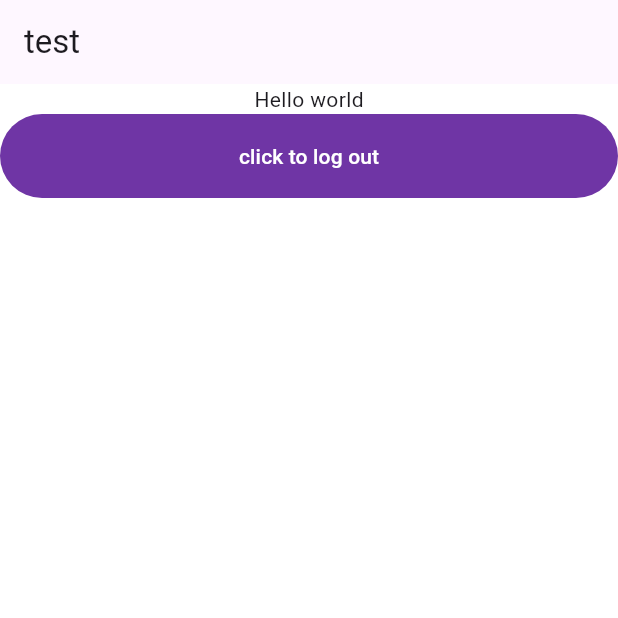
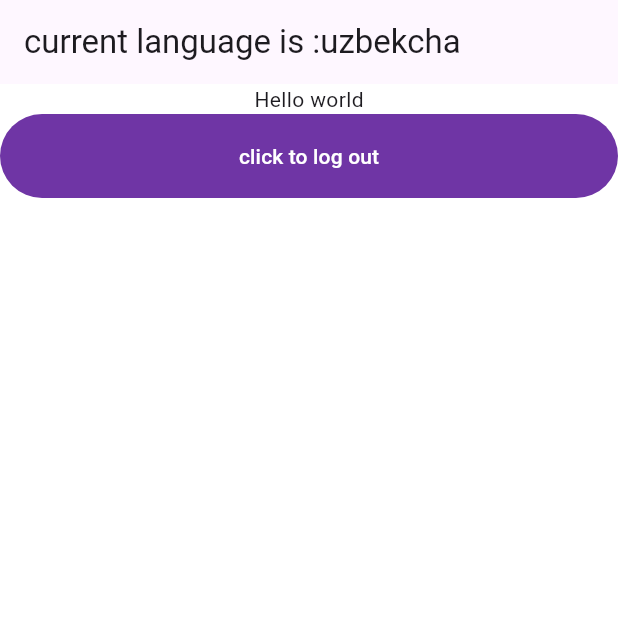
Before and after one commit to Alfraganus/remindMeMobile, a Flutter app: the screen it shows after launch, on a phone screen of 412 x 824 dp, the top half of it. Run offline on Flutter 3.47's test engine with Material 3 defaults, Android fonts, the phone set to English and light mode, and no system bars; our stand-ins replace auto_route, bloc, flutter_bloc, flutter_svg, shared_preferences; generated files the repository leaves out were written again.

Commit message:
multi language is done

```diff
--- /dev/null
+++ b/remindme/l10n.yaml
@@ -0,0 +1,4 @@
+arb-dir: lib/l10n
+template-arb-file: app_en
+  .arb
+output-localization-file: app_localizations.dart
--- a/remindme/lib/Test.dart
+++ b/remindme/lib/Test.dart
@@ -2,6 +2,8 @@ import 'package:auto_route/auto_route.dart';
 import 'package:flutter/cupertino.dart';
 import 'package:flutter/material.dart';
 import 'package:shared_preferences/shared_preferences.dart';
+import 'package:flutter_localizations/flutter_localizations.dart';
+import 'package:flutter_gen/gen_l10n/app_localizations.dart';
 
 @RoutePage()
 class Test extends StatelessWidget {
@@ -11,7 +13,7 @@ class Test extends StatelessWidget {
   Widget build(BuildContext context) {
     return Scaffold(
       appBar: AppBar(
-        title: Text('test'),
+        title: Text('current language is :'+AppLocalizations.of(context)!.language),
       ),
       body: Column(
         children: [
--- /dev/null
+++ b/remindme/lib/l10n/app_en.arb
@@ -0,0 +1,7 @@
+{
+"language" : "english",
+"@language":{
+"description":"the current language"
+},
+"helloworld":"Hello world"
+}
--- /dev/null
+++ b/remindme/lib/l10n/app_uz.arb
@@ -0,0 +1,7 @@
+{
+"language" : "uzbekcha",
+"@language":{
+"description":"hozirgi kuchli til"
+},
+"helloworld":"salom dunyo"
+}
--- /dev/null
+++ b/remindme/lib/l10n/l10n.dart
@@ -0,0 +1,9 @@
+import 'dart:ui';
+
+class L10n {
+  static final all = [
+    const Locale('en'),
+    const Locale('ru'),
+    const Locale('uz'),
+  ];
+}
--- a/remindme/lib/login/Screens/Login/components/login_form.dart
+++ b/remindme/lib/login/Screens/Login/components/login_form.dart
@@ -65,8 +65,7 @@ class LoginForm extends StatelessWidget {
                 );
                 if(authSend.statusCode == 200) {
                   BlocProvider.of<TestCubit>(context).authIsSuccessfull();
-                  context.router.pushNamed('/alfra');
-
+                  context.router.pushNamed('/');
                 } else {
                   BlocProvider.of<TestCubit>(context).authIsNotSuccessfull();
                   showDialog(
--- a/remindme/lib/main.dart
+++ b/remindme/lib/main.dart
@@ -1,7 +1,9 @@
 import 'package:flutter/material.dart';
 import 'package:flutter_bloc/flutter_bloc.dart';
 import 'package:remindme/bloc/test_cubit.dart';
+import 'package:remindme/l10n/l10n.dart';
 import 'package:remindme/routes/app_router.dart';
+import 'package:flutter_gen/gen_l10n/app_localizations.dart';
 
 import 'constants.dart';
 import 'login/Screens/Welcome/welcome_screen.dart';
@@ -26,6 +28,9 @@ class MyApp extends StatelessWidget {
         // Add more BlocProviders as needed
       ],
       child: MaterialApp.router(
+       supportedLocales: L10n.all,
+        locale: const Locale('uz'),
+        localizationsDelegates: AppLocalizations.localizationsDelegates,
         routerConfig: appRouter.config(),
         debugShowCheckedModeBanner: false,
         title: 'Flutter Auth',
--- a/remindme/lib/routes/app_router.dart
+++ b/remindme/lib/routes/app_router.dart
@@ -9,6 +9,6 @@ class AppRouter extends $AppRouter {
     /// Initial Route
     AutoRoute(path: '/alfraganusa', page:  Test.page),
     AutoRoute(path: '/', page:  Test.page, initial: true,guards: [AuthGuard()]),
-    AutoRoute(path: '/login', page:  WelcomeRoute.page)
+    AutoRoute(path: '/login', page:  WelcomeRoute.page,keepHistory: false)
   ];
 }
--- a/remindme/pubspec.yaml
+++ b/remindme/pubspec.yaml
@@ -45,6 +45,9 @@ dependencies:
   flutter_bloc: ^8.1.3
 
 dev_dependencies:
+  flutter_localizations:
+    sdk: flutter
+  intl: any
   flutter_test:
     sdk: flutter
 
@@ -60,7 +63,7 @@ dev_dependencies:
 
 # The following section is specific to Flutter packages.
 flutter:
-
+  generate: true
   # The following line ensures that the Material Icons font is
   # included with your application, so that you can use the icons in
   # the material Icons class.
```
Also changed, not shown: remindme/pubspec.lock.
